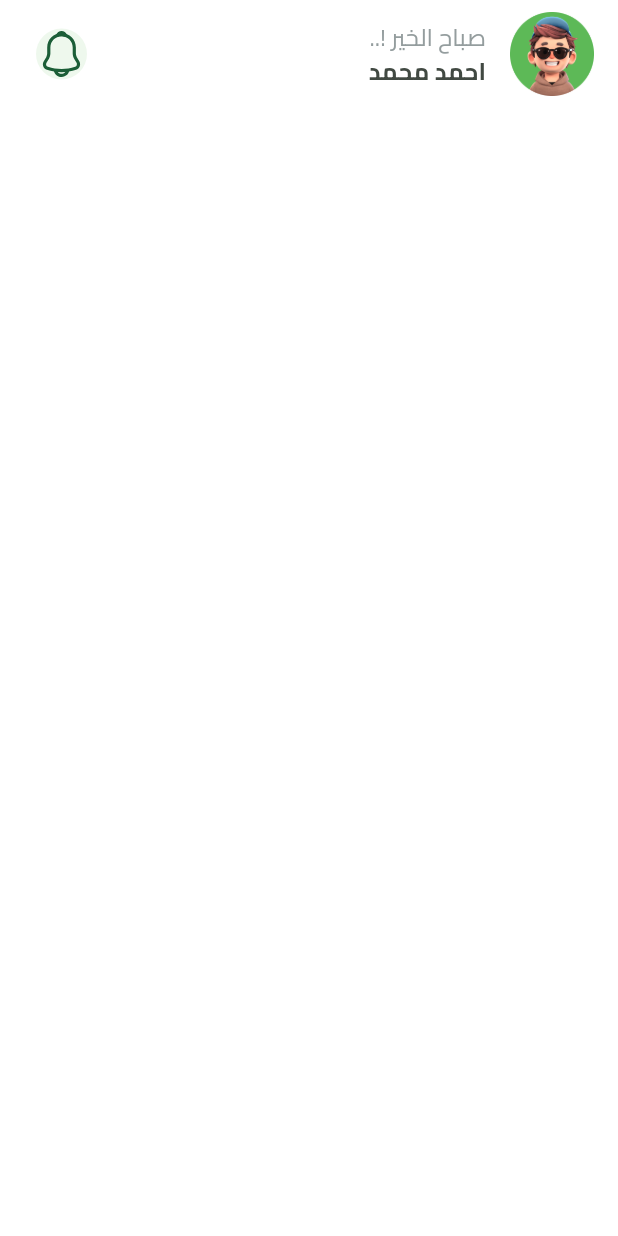
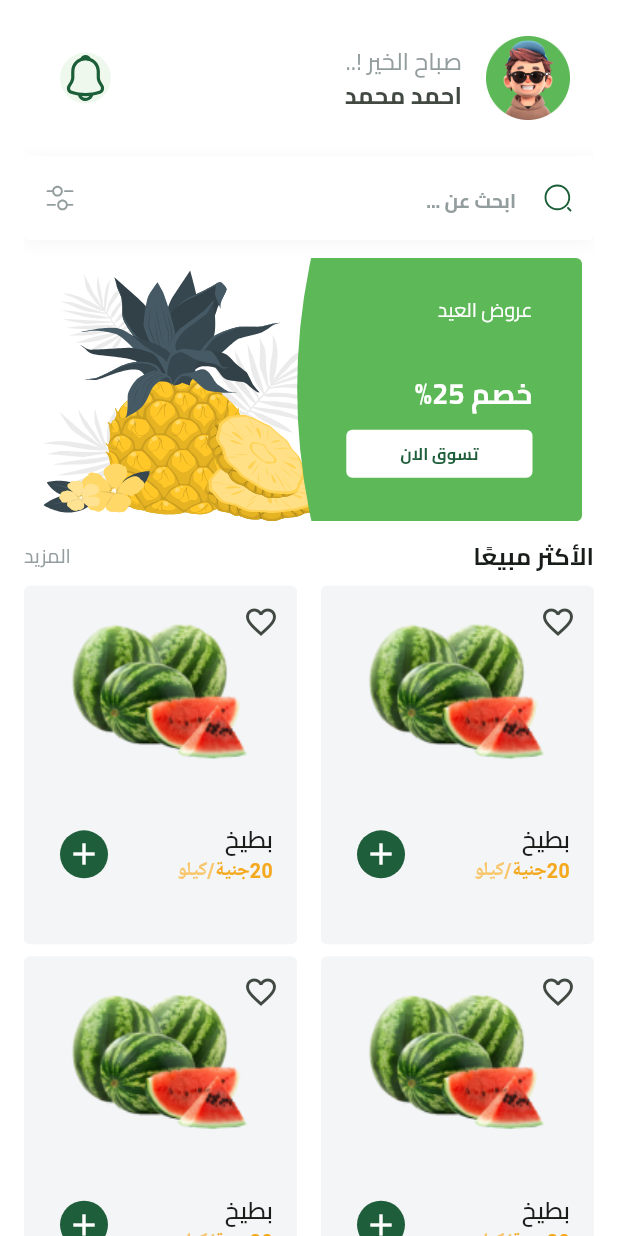
Before and after one commit to abdullahelmansy/fruit_app, a Flutter app: the HomeView screen opened by its route, on a phone screen of 412 x 824 dp. Run offline on Flutter 3.47's test engine with Material 3 defaults, Android fonts, the phone set to English and light mode, and no system bars; our stand-ins replace bloc, cloud_firestore, dartz, dots_indicator, firebase_auth, firebase_core and 7 more; missing offline and left inert: flutter_facebook_auth; accounts and stored records are empty.

Commit message:
home feature without nav bar

```diff
--- a/lib/core/utils/app_colors.dart
+++ b/lib/core/utils/app_colors.dart
@@ -4,4 +4,5 @@ class AppColors{
   static const Color primaryColor = Color(0xFF1f5e3b);
   static const Color lightPrimaryColor = Color(0xFF2d9f5d);
   static const Color secondaryColor = Color(0xFFf4a91f);
+  static const Color lightSecondaryColor = Color(0xFFf8c76d);
 }
--- /dev/null
+++ b/lib/core/widgets/fruit_item.dart
@@ -0,0 +1,77 @@
+import 'package:flutter/material.dart';
+import 'package:fruit_app/core/utils/app_colors.dart';
+import 'package:fruit_app/core/utils/app_images.dart';
+import 'package:fruit_app/core/utils/app_text_styles.dart';
+
+class FruitItem extends StatelessWidget {
+  const FruitItem({super.key});
+
+  @override
+  Widget build(BuildContext context) {
+    return Container(
+      decoration: ShapeDecoration(
+        shape: RoundedRectangleBorder(borderRadius: BorderRadius.circular(4)),
+        color: const Color(0xfff3f5f7),
+      ),
+      child: Stack(
+        children: [
+          Positioned(
+            top: 0,
+            right: 0,
+            child: IconButton(
+              onPressed: () {},
+              icon: const Icon(Icons.favorite_border_outlined),
+            ),
+          ),
+          Positioned.fill(
+            child: Column(
+              children: [
+                const SizedBox(height: 20),
+                Image.asset(Assets.imagesWatermelonTest),
+                const SizedBox(height: 24),
+                ListTile(
+                  title: const Text(
+                    'بطيخ',
+                    style: AppTextStyles.semiBold16,
+                    textAlign: TextAlign.right,
+                  ),
+                  subtitle: Text.rich(
+                    TextSpan(
+                      children: [
+                        TextSpan(
+                          text: '20جنية',
+                          style: AppTextStyles.bold13
+                              .copyWith(color: AppColors.secondaryColor),
+                        ),
+                        TextSpan(
+                          text: '/',
+                          style: AppTextStyles.bold13.copyWith(
+                            color: AppColors.lightSecondaryColor,
+                          ),
+                        ),
+                        TextSpan(
+                          text: 'كيلو ',
+                          style: AppTextStyles.bold13.copyWith(
+                            color: AppColors.lightSecondaryColor,
+                          ),
+                        ),
+                      ],
+                    ),
+                  ),
+                  trailing: const CircleAvatar(
+                    radius: 16,
+                    backgroundColor: AppColors.primaryColor,
+                    child: Icon(
+                      Icons.add,
+                      color: Colors.white,
+                    ),
+                  ),
+                ),
+              ],
+            ),
+          )
+        ],
+      ),
+    );
+  }
+}
--- /dev/null
+++ b/lib/core/widgets/search_text_feild.dart
@@ -0,0 +1,62 @@
+import 'package:flutter/material.dart';
+import 'package:flutter_svg/flutter_svg.dart';
+import 'package:fruit_app/core/utils/app_images.dart';
+import 'package:fruit_app/core/utils/app_text_styles.dart';
+
+class SearchTextFeild extends StatelessWidget {
+  const SearchTextFeild({super.key});
+
+  @override
+  Widget build(BuildContext context) {
+    return Container(
+      decoration: const BoxDecoration(
+        boxShadow: [
+          BoxShadow(
+            color: Color(0x0a000000),
+            blurRadius: 9,
+            offset: Offset(0, 2),
+            spreadRadius: 0,
+          ),
+        ],
+      ),
+      child: TextField(
+        keyboardType: TextInputType.text,
+        decoration: InputDecoration(
+          prefixIcon: SizedBox(
+              width: 20,
+              child: Center(
+                  child: SvgPicture.asset(
+                Assets.imagesSearchIcon,
+                fit: BoxFit.fill,
+              ))),
+          suffixIcon: SizedBox(
+              width: 20,
+              child: Center(
+                  child: SvgPicture.asset(
+                Assets.imagesFilter,
+                fit: BoxFit.fill,
+              ))),
+          hintText: 'ابحث عن ...',
+          hintStyle: AppTextStyles.bold13.copyWith(
+            color: const Color(0xff949d9e),
+          ),
+          fillColor: Colors.white,
+          filled: true,
+          border: buildBorder(),
+          enabledBorder: buildBorder(),
+          focusedBorder: buildBorder(),
+        ),
+      ),
+    );
+  }
+
+  OutlineInputBorder buildBorder() {
+    return OutlineInputBorder(
+      borderRadius: BorderRadius.circular(4),
+      borderSide: const BorderSide(
+        color: Colors.white,
+        width: 1,
+      ),
+    );
+  }
+}
--- /dev/null
+++ b/lib/feature/home/presentation/view/widgets/best_seller/best_selling_grid_view.dart
@@ -0,0 +1,20 @@
+import 'package:flutter/material.dart';
+import 'package:fruit_app/core/widgets/fruit_item.dart';
+
+class BestSellingGridView extends StatelessWidget {
+  const BestSellingGridView({super.key});
+
+  @override
+  Widget build(BuildContext context) {
+    return SliverGrid.builder(
+      gridDelegate: const SliverGridDelegateWithFixedCrossAxisCount(
+        crossAxisCount: 2,
+        childAspectRatio: 163 / 214,
+        mainAxisSpacing: 8,
+        crossAxisSpacing: 16,
+      ),
+      itemCount: 6,
+      itemBuilder: (context, index) => const FruitItem(),
+    );
+  }
+}
--- /dev/null
+++ b/lib/feature/home/presentation/view/widgets/best_seller/best_selling_header.dart
@@ -0,0 +1,25 @@
+import 'package:flutter/material.dart';
+import 'package:fruit_app/core/utils/app_text_styles.dart';
+
+class BestSellingHeader extends StatelessWidget {
+  const BestSellingHeader({super.key});
+
+  @override
+  Widget build(BuildContext context) {
+    return Row(
+      children: [
+        const Text(
+          'الأكثر مبيعًا',
+          style: AppTextStyles.bold16,
+        ),
+        const Spacer(),
+        Text(
+          'المزيد',
+          style: AppTextStyles.regular13.copyWith(
+            color: const Color(0xff949d9e),
+          ),
+        ),
+      ],
+    );
+  }
+}
--- /dev/null
+++ b/lib/feature/home/presentation/view/widgets/featured/featured_item.dart
@@ -0,0 +1,71 @@
+import 'package:flutter/material.dart';
+import 'package:flutter_svg/flutter_svg.dart';
+import 'package:flutter_svg_provider/flutter_svg_provider.dart' as svg;
+import 'package:fruit_app/core/utils/app_images.dart';
+import 'package:fruit_app/core/utils/app_text_styles.dart';
+import 'package:fruit_app/feature/home/presentation/view/widgets/featured/featured_item_button.dart';
+
+class FeaturedItem extends StatelessWidget {
+  const FeaturedItem({super.key});
+
+  @override
+  Widget build(BuildContext context) {
+    var itemWidth = MediaQuery.sizeOf(context).width - 32;
+    return ClipRRect(
+      borderRadius: BorderRadius.circular(4),
+      child: SizedBox(
+        width: itemWidth,
+        child: AspectRatio(
+          aspectRatio: 342 / 158,
+          child: Stack(
+            children: [
+              Positioned(
+                left: 0,
+                bottom: 0,
+                top: 0,
+                right: itemWidth * 0.4,
+                child: SvgPicture.asset(
+                  Assets.imagesPageViewItem2Image,
+                  fit: BoxFit.fill,
+                ),
+              ),
+              Container(
+                width: itemWidth * 0.5,
+                decoration: const BoxDecoration(
+                    image: DecorationImage(
+                  image: svg.Svg(Assets.imagesFeaturedItemBackground),
+                  fit: BoxFit.fill,
+                )),
+                child: Padding(
+                  padding: const EdgeInsets.only(right: 33.0),
+                  child: Column(
+                    crossAxisAlignment: CrossAxisAlignment.start,
+                    children: [
+                      const SizedBox(height: 25),
+                      Text(
+                        'عروض العيد',
+                        style: AppTextStyles.regular13.copyWith(
+                          color: Colors.white,
+                        ),
+                      ),
+                      const Spacer(),
+                      Text(
+                        'خصم 25%',
+                        style: AppTextStyles.bold19.copyWith(
+                          color: Colors.white,
+                        ),
+                      ),
+                      const SizedBox(height: 11),
+                      FeaturedItemButton(onPressed: () {}),
+                      const SizedBox(height: 29),
+                    ],
+                  ),
+                ),
+              )
+            ],
+          ),
+        ),
+      ),
+    );
+  }
+}
--- /dev/null
+++ b/lib/feature/home/presentation/view/widgets/featured/featured_item_button.dart
@@ -0,0 +1,35 @@
+import 'package:flutter/material.dart';
+import 'package:fruit_app/core/utils/app_colors.dart';
+import 'package:fruit_app/core/utils/app_text_styles.dart';
+
+class FeaturedItemButton extends StatelessWidget {
+  const FeaturedItemButton({super.key, required this.onPressed});
+  final void Function() onPressed;
+  @override
+  Widget build(BuildContext context) {
+    return SizedBox(
+      height: 32,
+      child: TextButton(
+        onPressed: onPressed,
+        style: TextButton.styleFrom(
+          backgroundColor: Colors.white,
+          // foregroundColor: Colors.white,
+          shape: RoundedRectangleBorder(
+            borderRadius: BorderRadius.circular(4),
+          ),
+        ),
+        child: Padding(
+          padding: const EdgeInsets.symmetric(horizontal: 24.0),
+          child: FittedBox(
+            child: Text(
+              'تسوق الان',
+              style: AppTextStyles.bold13.copyWith(
+                color: AppColors.primaryColor,
+              ),
+            ),
+          ),
+        ),
+      ),
+    );
+  }
+}
--- /dev/null
+++ b/lib/feature/home/presentation/view/widgets/featured/featured_list.dart
@@ -0,0 +1,22 @@
+import 'package:flutter/material.dart';
+import 'package:fruit_app/feature/home/presentation/view/widgets/featured/featured_item.dart';
+
+class FeaturedList extends StatelessWidget {
+  const FeaturedList({super.key});
+
+  @override
+  Widget build(BuildContext context) {
+    return SingleChildScrollView(
+      scrollDirection: Axis.horizontal,
+      child: Row(
+        children: List.generate(
+          4,
+          (index) => const Padding(
+            padding: EdgeInsets.symmetric(horizontal: 8.0),
+            child: FeaturedItem(),
+          ),
+        ),
+      ),
+    );
+  }
+}
--- a/lib/feature/home/presentation/view/widgets/home_view_body.dart
+++ b/lib/feature/home/presentation/view/widgets/home_view_body.dart
@@ -1,17 +1,37 @@
 import 'package:flutter/material.dart';
+import 'package:fruit_app/core/widgets/search_text_feild.dart';
+import 'package:fruit_app/feature/home/presentation/view/widgets/best_seller/best_selling_grid_view.dart';
+import 'package:fruit_app/feature/home/presentation/view/widgets/best_seller/best_selling_header.dart';
 import 'package:fruit_app/feature/home/presentation/view/widgets/custom_home_app_bar.dart';
+import 'package:fruit_app/feature/home/presentation/view/widgets/featured/featured_list.dart';
 
 class HomeViewBody extends StatelessWidget {
   const HomeViewBody({super.key});
 
   @override
   Widget build(BuildContext context) {
-    return const CustomScrollView(
-      slivers: [
-        SliverToBoxAdapter(
-          child: CustomHomeAppBar(),
-        )
-      ],
+    return const Padding(
+      padding: EdgeInsets.symmetric(horizontal: 16.0),
+      child: CustomScrollView(
+        slivers: [
+          SliverToBoxAdapter(
+            child: Column(
+              children: [
+                SizedBox(height: 16),
+                CustomHomeAppBar(),
+                SizedBox(height: 16),
+                SearchTextFeild(),
+                SizedBox(height: 12),
+                FeaturedList(),
+                SizedBox(height: 12),
+                BestSellingHeader(),
+                SizedBox(height: 8),
+              ],
+            ),
+          ),
+          BestSellingGridView(),
+        ],
+      ),
     );
   }
 }
--- a/pubspec.yaml
+++ b/pubspec.yaml
@@ -47,6 +47,7 @@ dependencies:
   google_sign_in: ^6.2.2
   flutter_facebook_auth: ^7.1.1
   cloud_firestore: ^5.6.2
+  flutter_svg_provider: ^1.0.7
 
 dev_dependencies:
   flutter_test:
```
Also changed, not shown: pubspec.lock.
